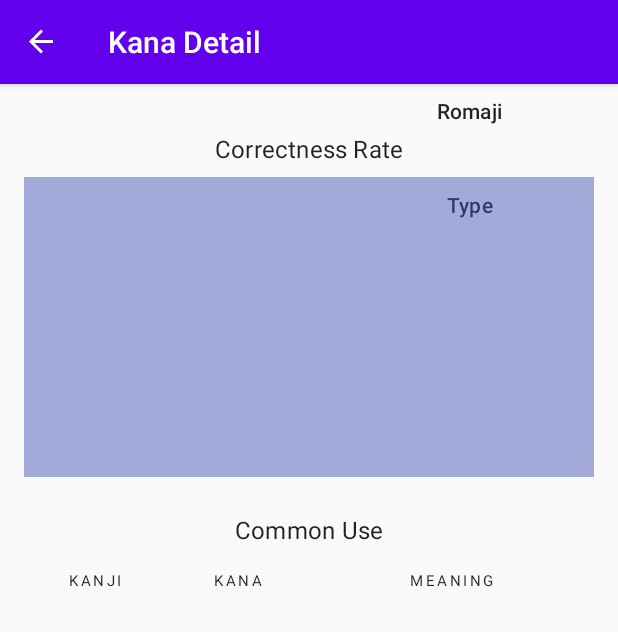
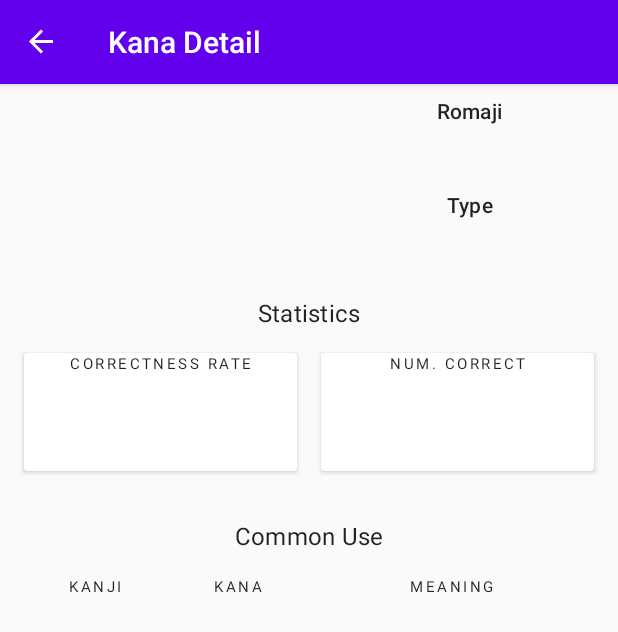
Before and after one commit to saluf/android-kakikana, an Android app: the KanaDetailFragment screen opened through its navigation route, on a phone screen of 412 x 824 dp. Shown: the top 632 px of the screen. Run offline under Robolectric (Android 15) with nearby library versions, the phone set to English and light mode, and no system bars; our stand-ins replace Firebase (no records; nobody signed in at launch, a user with empty details on screens opened directly), navigation-ui; pictures from the network do not load; 6 statements that could not run were skipped.

Commit message:
feat: update KanaDetail UI - add Kana-based quiz statistics in KanaDetail page - modify KanaDetail naming to make it more consistent

```diff
--- a/app/src/main/java/com/salab/project/kakikana/repository/Repository.java
+++ b/app/src/main/java/com/salab/project/kakikana/repository/Repository.java
@@ -132,6 +132,13 @@ public class Repository {
         return CommonWordList;
     }
 
+    public LiveData<DataSnapshot> getUserKana(int kanaId) {
+        FirebaseQueryLiveData userKana = new FirebaseQueryLiveData();
+        String uid = FirebaseAuthUtil.getUid();
+        userKana.setDatabaseReference(FirebaseDatabaseUtil.getUserKanaDatabaseReference(uid, String.valueOf(kanaId)));
+        return userKana;
+    }
+
     public LiveData<List<Question>> getQuestionList(int quizId, int numQuestions) {
 
         final MutableLiveData<List<Question>> questionList = new MutableLiveData<>();
--- a/app/src/main/java/com/salab/project/kakikana/ui/KanaDetailFragment.java
+++ b/app/src/main/java/com/salab/project/kakikana/ui/KanaDetailFragment.java
@@ -10,7 +10,6 @@ import androidx.navigation.NavBackStackEntry;
 import androidx.navigation.fragment.NavHostFragment;
 import androidx.recyclerview.widget.LinearLayoutManager;
 
-import android.util.Log;
 import android.view.LayoutInflater;
 import android.view.View;
 import android.view.ViewGroup;
@@ -20,6 +19,7 @@ import com.salab.project.kakikana.R;
 import com.salab.project.kakikana.adpater.CommonUseAdapter;
 import com.salab.project.kakikana.databinding.FragmentKanaDetailBinding;
 import com.salab.project.kakikana.model.Kana;
+import com.salab.project.kakikana.model.UserKana;
 import com.salab.project.kakikana.viewmodel.KanaViewModel;
 
 /**
@@ -43,9 +43,9 @@ public class KanaDetailFragment extends Fragment {
     @Override
     public void onCreate(Bundle savedInstanceState) {
         super.onCreate(savedInstanceState);
-        if (savedInstanceState != null){
+        if (savedInstanceState != null) {
             // preserve selected kana id to survive system kill
-            if (savedInstanceState.containsKey(KEY_SELECTED_KANA_ID)){
+            if (savedInstanceState.containsKey(KEY_SELECTED_KANA_ID)) {
                 selectedKanaId = savedInstanceState.getInt(KEY_SELECTED_KANA_ID);
             }
         }
@@ -68,8 +68,8 @@ public class KanaDetailFragment extends Fragment {
 
         // setup commonly used words RecyclerView
         mAdapter = new CommonUseAdapter();
-        mBinding.rvKanaCommonUse.setAdapter(mAdapter);
-        mBinding.rvKanaCommonUse.setLayoutManager(new LinearLayoutManager(requireContext()));
+        mBinding.rvDetailCommonUse.setAdapter(mAdapter);
+        mBinding.rvDetailCommonUse.setLayoutManager(new LinearLayoutManager(requireContext()));
 
         // setup ViewModel (shared with KanaDetail) by scoping to BackStackEntry
         NavBackStackEntry kanaListBackStackEntry =
@@ -77,18 +77,26 @@ public class KanaDetailFragment extends Fragment {
         ViewModelProvider.AndroidViewModelFactory factory =
                 ViewModelProvider.AndroidViewModelFactory.getInstance(requireActivity().getApplication());
         KanaViewModel viewModel = new ViewModelProvider(kanaListBackStackEntry, factory).get(KanaViewModel.class);
-        viewModel.getSelectedKana().observe(getViewLifecycleOwner(), this::populateUI);
+        viewModel.getSelectedKana().observe(getViewLifecycleOwner(), this::populateHeaderUI);
         viewModel.setSelectedKanaById(selectedKanaId);
 
         // update commonly used words RecyclerView
         viewModel.getCommonWordList().observe(getViewLifecycleOwner(), commonWords -> {
-            if (commonWords != null){
+            if (commonWords != null) {
                 mAdapter.setCommonUseList(commonWords);
+            }
+        });
+
+        // update user kana statistics
+        viewModel.getUserKana().observe(getViewLifecycleOwner(), dataSnapshot -> {
+            if (dataSnapshot != null) {
+                UserKana userKana = dataSnapshot.getValue(UserKana.class);
+                populateStatUI(userKana);
             }
         });
     }
 
-    private void populateUI(Kana selectedKana) {
+    private void populateHeaderUI(Kana selectedKana) {
         mBinding.tvDetailRomaji.setText(selectedKana.getRomaji());
         mBinding.tvDetailType.setText(selectedKana.getType());
 
@@ -100,7 +108,22 @@ public class KanaDetailFragment extends Fragment {
         Glide.with(this)
                 .load(strokeImageId)
                 .error(R.drawable.ic_image_placeholder)
-                .into(mBinding.ivKanaStrokeOrder);
+                .into(mBinding.ivDetailStrokeOrder);
+
+    }
+
+    private void populateStatUI(UserKana userKana) {
+        // statistics per kana comes from different json tree node, and therefore needs to be treat separately
+        if (userKana == null) {
+            // the kana is never tested before
+            mBinding.tvDetailStatCorrRate.setText(getResources().getString(R.string.format_corr_rate_in_percent_rounded, 0f));
+            mBinding.tvDetailStatNumCorrect.setText("0");
+        } else {
+            float corrRate = Math.round((float) userKana.getTotalCorrect() / userKana.getTotalTested() * 100);
+            mBinding.tvDetailStatCorrRate.setText(getResources().getString(R.string.format_corr_rate_in_percent_rounded, corrRate));
+            mBinding.tvDetailStatNumCorrect.setText(String.valueOf(userKana.getTotalCorrect()));
+        }
+
     }
 
     @Override
--- a/app/src/main/java/com/salab/project/kakikana/util/FirebaseDatabaseUtil.java
+++ b/app/src/main/java/com/salab/project/kakikana/util/FirebaseDatabaseUtil.java
@@ -179,7 +179,7 @@ public class FirebaseDatabaseUtil {
         }
     }
 
-    private static DatabaseReference getUserKanaDatabaseReference(String userId, String kanaId) {
+    public static DatabaseReference getUserKanaDatabaseReference(String userId, String kanaId) {
         return getInstance().getReference(DATABASE_REFERENCE_USER_KANA_STAT).child(userId).child(kanaId);
     }
 
--- a/app/src/main/java/com/salab/project/kakikana/viewmodel/KanaViewModel.java
+++ b/app/src/main/java/com/salab/project/kakikana/viewmodel/KanaViewModel.java
@@ -6,6 +6,7 @@ import androidx.lifecycle.AndroidViewModel;
 import androidx.lifecycle.LiveData;
 import androidx.lifecycle.MutableLiveData;
 
+import com.google.firebase.database.DataSnapshot;
 import com.salab.project.kakikana.model.CommonUse;
 import com.salab.project.kakikana.model.Kana;
 import com.salab.project.kakikana.repository.Repository;
@@ -25,24 +26,13 @@ public class KanaViewModel extends AndroidViewModel {
     private LiveData<List<Kana>> kanaList;
     private MutableLiveData<Kana> selectedKana;
     private LiveData<List<CommonUse>> commonWordList;
+    private LiveData<DataSnapshot> userKana;
 
     public KanaViewModel(Application application) {
         super(application);
         repository = new Repository(application.getApplicationContext());
         kanaList = repository.getKanaList();
         selectedKana = new MutableLiveData<>();
-    }
-
-    public LiveData<List<Kana>> getKanaList() {
-        return kanaList;
-    }
-
-    public LiveData<Kana> getSelectedKana() {
-        return selectedKana;
-    }
-
-    public LiveData<List<CommonUse>> getCommonWordList() {
-        return commonWordList;
     }
 
     public void setSelectedKanaById(int kanaId) {
@@ -56,6 +46,7 @@ public class KanaViewModel extends AndroidViewModel {
         selectedKana.setValue(selectedKanaValue);
         if (selectedKanaValue != null) {
             commonWordList = repository.getCommonUse(selectedKanaValue.getKana(), NUM_COMMON_WORDS);
+            userKana = repository.getUserKana(selectedKanaValue.getId());
         }
     }
 
@@ -85,4 +76,19 @@ public class KanaViewModel extends AndroidViewModel {
         return null;
     }
 
+    public LiveData<List<Kana>> getKanaList() {
+        return kanaList;
+    }
+
+    public LiveData<Kana> getSelectedKana() {
+        return selectedKana;
+    }
+
+    public LiveData<List<CommonUse>> getCommonWordList() {
+        return commonWordList;
+    }
+
+    public LiveData<DataSnapshot> getUserKana() {
+        return userKana;
+    }
 }
--- a/app/src/main/res/layout/fragment_kana_detail.xml
+++ b/app/src/main/res/layout/fragment_kana_detail.xml
@@ -11,15 +11,14 @@
         tools:context=".ui.KanaDetailFragment">
 
         <androidx.constraintlayout.widget.Guideline
-            android:id="@+id/guideline_detail_center"
+            android:id="@+id/guideline_detail_vertical_center"
             android:layout_width="wrap_content"
             android:layout_height="wrap_content"
             android:orientation="vertical"
             app:layout_constraintGuide_percent="0.5" />
 
-        <!-- TODO: GIF is not supported by ImageView, use lide -->
         <ImageView
-            android:id="@+id/iv_kana_stroke_order"
+            android:id="@+id/iv_detail_stroke_order"
             android:layout_width="0dp"
             android:layout_height="wrap_content"
             android:layout_marginStart="@dimen/space_all_to_screen_edge"
@@ -27,10 +26,10 @@
             android:layout_marginEnd="@dimen/margin_detail_header_item_to_center_guideline"
             android:adjustViewBounds="true"
             android:contentDescription="@string/content_desc_stroke_order"
-            tools:src="@drawable/ic_image_placeholder"
-            app:layout_constraintEnd_toStartOf="@+id/guideline_detail_center"
+            app:layout_constraintEnd_toStartOf="@+id/guideline_detail_vertical_center"
             app:layout_constraintStart_toStartOf="parent"
-            app:layout_constraintTop_toTopOf="parent" />
+            app:layout_constraintTop_toTopOf="parent"
+            tools:src="@drawable/ic_image_placeholder" />
 
         <TextView
             android:id="@+id/tv_detail_romaji_label"
@@ -42,7 +41,7 @@
             android:gravity="center_horizontal"
             android:text="@string/label_detail_romaji"
             app:layout_constraintEnd_toEndOf="parent"
-            app:layout_constraintStart_toStartOf="@+id/guideline_detail_center"
+            app:layout_constraintStart_toStartOf="@+id/guideline_detail_vertical_center"
             app:layout_constraintTop_toTopOf="parent" />
 
         <TextView
@@ -87,30 +86,92 @@
             android:layout_width="wrap_content"
             android:layout_height="wrap_content"
             app:barrierDirection="bottom"
-            app:constraint_referenced_ids="iv_kana_stroke_order, iv_kana_stroke_order" />
+            app:constraint_referenced_ids="iv_detail_stroke_order, tv_detail_type" />
 
         <TextView
-            android:id="@+id/tv_kana_trend_label"
+            android:id="@+id/tv_detail_stat_label"
             style="@style/text_section_label"
             android:layout_width="wrap_content"
             android:layout_height="wrap_content"
-            android:text="@string/label_kana_trend"
-            app:layout_constraintEnd_toStartOf="@+id/guideline_detail_center"
-            app:layout_constraintStart_toStartOf="@+id/guideline_detail_center"
+            android:text="@string/label_detail_kana_stat"
+            app:layout_constraintEnd_toStartOf="@+id/guideline_detail_vertical_center"
+            app:layout_constraintStart_toStartOf="@+id/guideline_detail_vertical_center"
             app:layout_constraintTop_toBottomOf="@+id/barrier_detail_header" />
 
-        <!-- TODO: Replace this by graph, chart Views-->
-        <View
-            android:id="@+id/view_kana_trend"
+        <androidx.gridlayout.widget.GridLayout
+            android:id="@+id/gridlayout_detail_stat"
             android:layout_width="0dp"
-            android:layout_height="200dp"
-            android:layout_marginStart="@dimen/space_all_to_screen_edge"
+            android:layout_height="wrap_content"
+            android:layout_marginStart="@dimen/space_all_to_screen_edge_exclude_gutter"
             android:layout_marginTop="@dimen/margin_section_content_to_section_label"
-            android:layout_marginEnd="@dimen/space_all_to_screen_edge"
-            android:background="#793F51B5"
+            android:layout_marginEnd="@dimen/space_all_to_screen_edge_exclude_gutter"
+            app:columnCount="@integer/grid_count_profile_stat"
             app:layout_constraintEnd_toEndOf="parent"
             app:layout_constraintStart_toStartOf="parent"
-            app:layout_constraintTop_toBottomOf="@+id/tv_kana_trend_label" />
+            app:layout_constraintTop_toBottomOf="@+id/tv_detail_stat_label">
+
+            <androidx.cardview.widget.CardView
+                android:layout_width="0dp"
+                android:layout_height="wrap_content"
+                android:layout_margin="@dimen/space_grid_gutter_half"
+                app:layout_column="0"
+                app:layout_columnWeight="1"
+                app:layout_row="0">
+
+                <LinearLayout
+                    android:id="@+id/wrapper_detail_corr_rate"
+                    android:layout_width="match_parent"
+                    android:layout_height="match_parent"
+                    android:orientation="vertical">
+
+                    <TextView
+                        android:id="@+id/tv_detail_stat_corr_rate_label"
+                        style="@style/text_card_stat_label"
+                        android:layout_width="match_parent"
+                        android:layout_height="wrap_content"
+                        android:text="@string/label_corr_rate" />
+
+                    <TextView
+                        android:id="@+id/tv_detail_stat_corr_rate"
+                        style="@style/text_card_stat_figure"
+                        android:layout_width="match_parent"
+                        android:layout_height="wrap_content"
+                        tools:text="100%" />
+                </LinearLayout>
+
+            </androidx.cardview.widget.CardView>
+
+            <androidx.cardview.widget.CardView
+                android:layout_width="0dp"
+                android:layout_height="wrap_content"
+                android:layout_margin="@dimen/space_grid_gutter_half"
+                app:layout_column="1"
+                app:layout_columnWeight="1"
+                app:layout_row="0">
+
+                <LinearLayout
+                    android:id="@+id/wrapper_detail_num_corr"
+                    android:layout_width="match_parent"
+                    android:layout_height="match_parent"
+                    android:orientation="vertical">
+
+                    <TextView
+                        android:id="@+id/tv_detail_stat_num_correct_label"
+                        style="@style/text_card_stat_label"
+                        android:layout_width="match_parent"
+                        android:layout_height="wrap_content"
+                        android:text="@string/label_num_correct" />
+
+                    <TextView
+                        android:id="@+id/tv_detail_stat_num_correct"
+                        style="@style/text_card_stat_figure"
+                        android:layout_width="match_parent"
+                        android:layout_height="wrap_content"
+                        tools:text="99999" />
+                </LinearLayout>
+            </androidx.cardview.widget.CardView>
+
+        </androidx.gridlayout.widget.GridLayout>
 
         <TextView
             android:id="@+id/tv_kana_common_use_label"
@@ -118,18 +179,18 @@
             android:layout_width="wrap_content"
             android:layout_height="wrap_content"
             android:text="@string/label_common_use"
-            app:layout_constraintEnd_toStartOf="@+id/guideline_detail_center"
-            app:layout_constraintStart_toStartOf="@+id/guideline_detail_center"
-            app:layout_constraintTop_toBottomOf="@+id/view_kana_trend" />
+            app:layout_constraintEnd_toStartOf="@+id/guideline_detail_vertical_center"
+            app:layout_constraintStart_toStartOf="@+id/guideline_detail_vertical_center"
+            app:layout_constraintTop_toBottomOf="@+id/gridlayout_detail_stat" />
 
         <LinearLayout
-            android:id="@+id/wrapper_common_use_header"
+            android:id="@+id/wrapper_detail_common_use_header"
             android:layout_width="0dp"
             android:layout_height="wrap_content"
             android:layout_marginTop="@dimen/margin_section_content_to_section_label"
             android:orientation="horizontal"
-            app:layout_constraintEnd_toEndOf="@+id/rv_kana_common_use"
-            app:layout_constraintStart_toStartOf="@+id/rv_kana_common_use"
+            app:layout_constraintEnd_toEndOf="@+id/rv_detail_common_use"
+            app:layout_constraintStart_toStartOf="@+id/rv_detail_common_use"
             app:layout_constraintTop_toBottomOf="@+id/tv_kana_common_use_label">
 
             <TextView
@@ -159,14 +220,14 @@
         </LinearLayout>
 
         <androidx.recyclerview.widget.RecyclerView
-            android:id="@+id/rv_kana_common_use"
+            android:id="@+id/rv_detail_common_use"
             android:layout_width="0dp"
             android:layout_height="wrap_content"
             android:layout_marginStart="@dimen/space_all_to_screen_edge"
             android:layout_marginEnd="@dimen/space_all_to_screen_edge"
             app:layout_constraintEnd_toEndOf="parent"
             app:layout_constraintStart_toStartOf="parent"
-            app:layout_constraintTop_toBottomOf="@+id/wrapper_common_use_header"
+            app:layout_constraintTop_toBottomOf="@+id/wrapper_detail_common_use_header"
             tools:listitem="@layout/item_common_use" />
 
     </androidx.constraintlayout.widget.ConstraintLayout>
--- a/app/src/main/res/layout/fragment_profile.xml
+++ b/app/src/main/res/layout/fragment_profile.xml
@@ -125,7 +125,7 @@
                     style="@style/text_card_stat_label"
                     android:layout_width="match_parent"
                     android:layout_height="wrap_content"
-                    android:text="@string/label_profile_corr_rate" />
+                    android:text="@string/label_corr_rate" />
 
                 <TextView
                     android:id="@+id/tv_profile_stat_corr_rate"
@@ -156,7 +156,7 @@
                     style="@style/text_card_stat_label"
                     android:layout_width="match_parent"
                     android:layout_height="wrap_content"
-                    android:text="@string/label_profile_num_correct" />
+                    android:text="@string/label_num_correct" />
 
                 <TextView
                     android:id="@+id/tv_profile_stat_num_correct"
--- a/app/src/main/res/values/strings.xml
+++ b/app/src/main/res/values/strings.xml
@@ -41,13 +41,13 @@
 
     <!--  Label text  -->
     <string name="label_result_quiz_history">History</string>
+    <string name="label_corr_rate">Correctness Rate</string>
+    <string name="label_num_correct">Num. Correct</string>
     <string name="label_detail_romaji">Romaji</string>
     <string name="label_detail_type">Type</string>
-    <string name="label_kana_trend">Correctness Rate</string>
+    <string name="label_detail_kana_stat">Statistics</string>
     <string name="label_common_use">Common Use</string>
     <string name="label_profile_name">User Name</string>
-    <string name="label_profile_corr_rate">Correctness Rate</string>
-    <string name="label_profile_num_correct">Num. Correct</string>
     <string name="label_profile_register_date">Register Date</string>
     <string name="label_profile_user_stat">Statistics</string>
     <string name="label_user_trend">Overall Correctness Rate</string>
```
